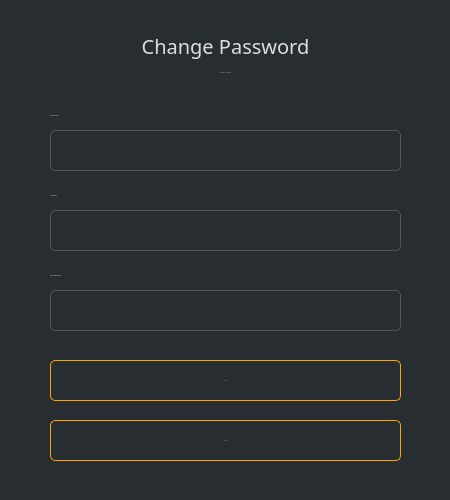
Old version of the form src/gui/ui/changepassworddialog.ui in the repository ConcealNetwork/conceal-desktop.
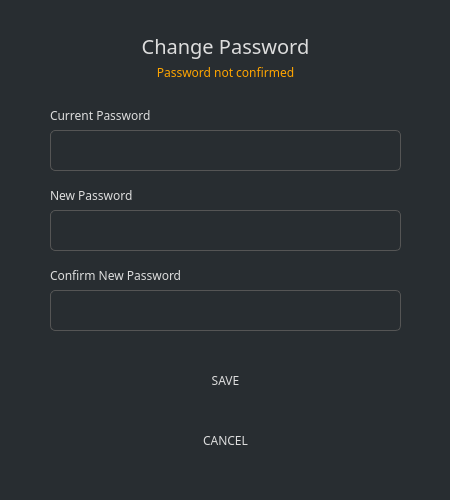
New version of the form.

```diff
--- a/src/gui/ui/changepassworddialog.ui
+++ b/src/gui/ui/changepassworddialog.ui
@@ -32,7 +32,7 @@
    <string>Change Password</string>
   </property>
   <property name="styleSheet">
-   <string notr="true">background-color: #282d31; color: #ddd; border: 0px; font-family: Poppins;</string>
+   <string notr="true">background-color: #282d31; color: #ddd; border: 0px;</string>
   </property>
   <layout class="QGridLayout" name="gridLayout">
    <property name="leftMargin">
@@ -67,7 +67,6 @@
       <property name="font">
        <font>
         <family>Poppins</family>
-        <pointsize>-1</pointsize>
        </font>
       </property>
       <property name="styleSheet">
@@ -123,7 +122,6 @@
       <property name="font">
        <font>
         <family>Poppins</family>
-        <pointsize>-1</pointsize>
        </font>
       </property>
       <property name="styleSheet">
@@ -185,7 +183,6 @@
       <property name="font">
        <font>
         <family>Poppins</family>
-        <pointsize>-1</pointsize>
        </font>
       </property>
       <property name="styleSheet">
@@ -235,7 +232,6 @@
       <property name="font">
        <font>
         <family>Poppins</family>
-        <pointsize>-1</pointsize>
         <weight>50</weight>
         <italic>false</italic>
         <bold>false</bold>
@@ -272,26 +268,10 @@
       <property name="font">
        <font>
         <family>Poppins</family>
-        <pointsize>-1</pointsize>
        </font>
       </property>
       <property name="styleSheet">
-       <string notr="true">QPushButton#m_okButton
-{
-    color: orange; ;
-    border: 1px solid orange;
-    
-    border-radius: 5px; 
-}
-
-QPushButton#m_okButton:hover
-{
-    color:#FFD700; ;
-    border: 1px solid orange;
-    
-    border-radius: 5px;
-    
-}</string>
+       <string notr="true">/* This style is handled automatically by EditableStyle.cpp */</string>
       </property>
       <property name="text">
        <string>SAVE</string>
@@ -318,26 +298,10 @@
       <property name="font">
        <font>
         <family>Poppins</family>
-        <pointsize>-1</pointsize>
        </font>
       </property>
       <property name="styleSheet">
-       <string notr="true">QPushButton#m_cancelButton
-{
-    color: orange; ;
-    border: 1px solid orange;
-    
-    border-radius: 5px; 
-}
-
-QPushButton#m_cancelButton:hover
-{
-    color:#FFD700; ;
-    border: 1px solid orange;
-    
-    border-radius: 5px;
-    
-}</string>
+       <string notr="true">/* This style is handled automatically by EditableStyle.cpp */</string>
       </property>
       <property name="text">
        <string>CANCEL</string>
```
Left out of the diff: 11 changed lines with no effect on the pictures.
